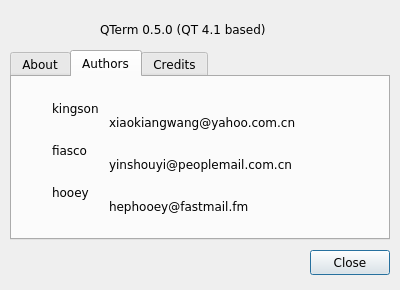
Qt form src/ui/aboutdialog.ui (adaptee/qterm-hack) before a commit.
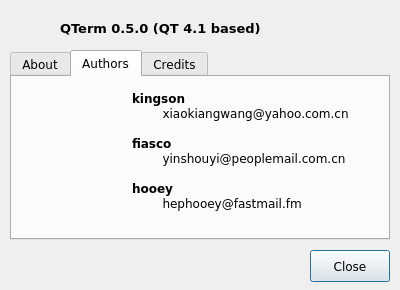
The same form after that commit. The open tabs and pages were chosen to show the change.

Commit message: Update about dialog

What changed in the file:
```diff
--- a/src/ui/aboutdialog.ui
+++ b/src/ui/aboutdialog.ui
@@ -70,10 +70,10 @@
   <widget class="QLabel" name="TextLabel">
    <property name="geometry">
     <rect>
-     <x>100</x>
+     <x>60</x>
      <y>20</y>
      <width>261</width>
-     <height>19</height>
+     <height>16</height>
     </rect>
    </property>
    <property name="frameShape">
@@ -83,7 +83,11 @@
     <enum>QFrame::Plain</enum>
    </property>
    <property name="text">
-    <string>QTerm 0.5.0 (QT 4.1 based)</string>
+    <string>&lt;!DOCTYPE HTML PUBLIC &quot;-//W3C//DTD HTML 4.0//EN&quot; &quot;http://www.w3.org/TR/REC-html40/strict.dtd&quot;&gt;
+&lt;html&gt;&lt;head&gt;&lt;meta name=&quot;qrichtext&quot; content=&quot;1&quot; /&gt;&lt;style type=&quot;text/css&quot;&gt;
+p, li { white-space: pre-wrap; }
+&lt;/style&gt;&lt;/head&gt;&lt;body style=&quot; font-family:'Bitstream Vera Sans'; font-size:9pt; font-weight:400; font-style:normal;&quot;&gt;
+&lt;p style=&quot; margin-top:0px; margin-bottom:0px; margin-left:0px; margin-right:0px; -qt-block-indent:0; text-indent:0px;&quot;&gt;&lt;span style=&quot; font-size:10pt; font-weight:600;&quot;&gt;QTerm 0.5.0 (QT 4.1 based)&lt;/span&gt;&lt;/p&gt;&lt;/body&gt;&lt;/html&gt;</string>
    </property>
   </widget>
   <widget class="QTabWidget" name="mainTabWidget">
@@ -127,21 +131,41 @@
     <widget class="QLabel" name="TextLabel1">
      <property name="geometry">
       <rect>
-       <x>40</x>
+       <x>120</x>
        <y>10</y>
-       <width>280</width>
-       <height>140</height>
+       <width>227</width>
+       <height>128</height>
       </rect>
      </property>
      <property name="text">
-      <string>kingson     
-	xiaokiangwang@yahoo.com.cn  
-
-fiasco     
-	yinshouyi@peoplemail.com.cn
-
-hooey
-	hephooey@fastmail.fm</string>
+      <string>&lt;!DOCTYPE HTML PUBLIC &quot;-//W3C//DTD HTML 4.0//EN&quot; &quot;http://www.w3.org/TR/REC-html40/strict.dtd&quot;&gt;
+&lt;html&gt;&lt;head&gt;&lt;meta name=&quot;qrichtext&quot; content=&quot;1&quot; /&gt;&lt;style type=&quot;text/css&quot;&gt;
+p, li { white-space: pre-wrap; }
+&lt;/style&gt;&lt;/head&gt;&lt;body style=&quot; font-family:'Bitstream Vera Sans'; font-size:9pt; font-weight:400; font-style:normal;&quot;&gt;
+&lt;p style=&quot; margin-top:0px; margin-bottom:0px; margin-left:0px; margin-right:0px; -qt-block-indent:0; text-indent:0px;&quot;&gt;&lt;span style=&quot; font-weight:600;&quot;&gt;kingson  &lt;/span&gt;   &lt;/p&gt;
+&lt;p style=&quot; margin-top:0px; margin-bottom:0px; margin-left:0px; margin-right:0px; -qt-block-indent:0; text-indent:0px;&quot;&gt;        xiaokiangwang@yahoo.com.cn  &lt;/p&gt;
+&lt;p style=&quot;-qt-paragraph-type:empty; margin-top:0px; margin-bottom:0px; margin-left:0px; margin-right:0px; -qt-block-indent:0; text-indent:0px;&quot;&gt;&lt;/p&gt;
+&lt;p style=&quot; margin-top:0px; margin-bottom:0px; margin-left:0px; margin-right:0px; -qt-block-indent:0; text-indent:0px;&quot;&gt;&lt;span style=&quot; font-weight:600;&quot;&gt;fiasco &lt;/span&gt;    &lt;/p&gt;
+&lt;p style=&quot; margin-top:0px; margin-bottom:0px; margin-left:0px; margin-right:0px; -qt-block-indent:0; text-indent:0px;&quot;&gt;        yinshouyi@peoplemail.com.cn&lt;/p&gt;
+&lt;p style=&quot;-qt-paragraph-type:empty; margin-top:0px; margin-bottom:0px; margin-left:0px; margin-right:0px; -qt-block-indent:0; text-indent:0px;&quot;&gt;&lt;/p&gt;
+&lt;p style=&quot; margin-top:0px; margin-bottom:0px; margin-left:0px; margin-right:0px; -qt-block-indent:0; text-indent:0px;&quot;&gt;&lt;span style=&quot; font-weight:600;&quot;&gt;hooey&lt;/span&gt;&lt;/p&gt;
+&lt;p style=&quot; margin-top:0px; margin-bottom:0px; margin-left:0px; margin-right:0px; -qt-block-indent:0; text-indent:0px;&quot;&gt;        hephooey@fastmail.fm&lt;/p&gt;&lt;/body&gt;&lt;/html&gt;</string>
+     </property>
+    </widget>
+    <widget class="QLabel" name="pixmapLabel3">
+     <property name="geometry">
+      <rect>
+       <x>10</x>
+       <y>30</y>
+       <width>91</width>
+       <height>91</height>
+      </rect>
+     </property>
+     <property name="text">
+      <string/>
+     </property>
+     <property name="scaledContents">
+      <bool>true</bool>
      </property>
     </widget>
    </widget>
@@ -167,7 +191,7 @@
      <x>310</x>
      <y>250</y>
      <width>80</width>
-     <height>25</height>
+     <height>32</height>
     </rect>
    </property>
    <property name="text">
```
Left out of the diff: 41 changed lines with no effect on the pictures. The commit also changes 1 other file.
